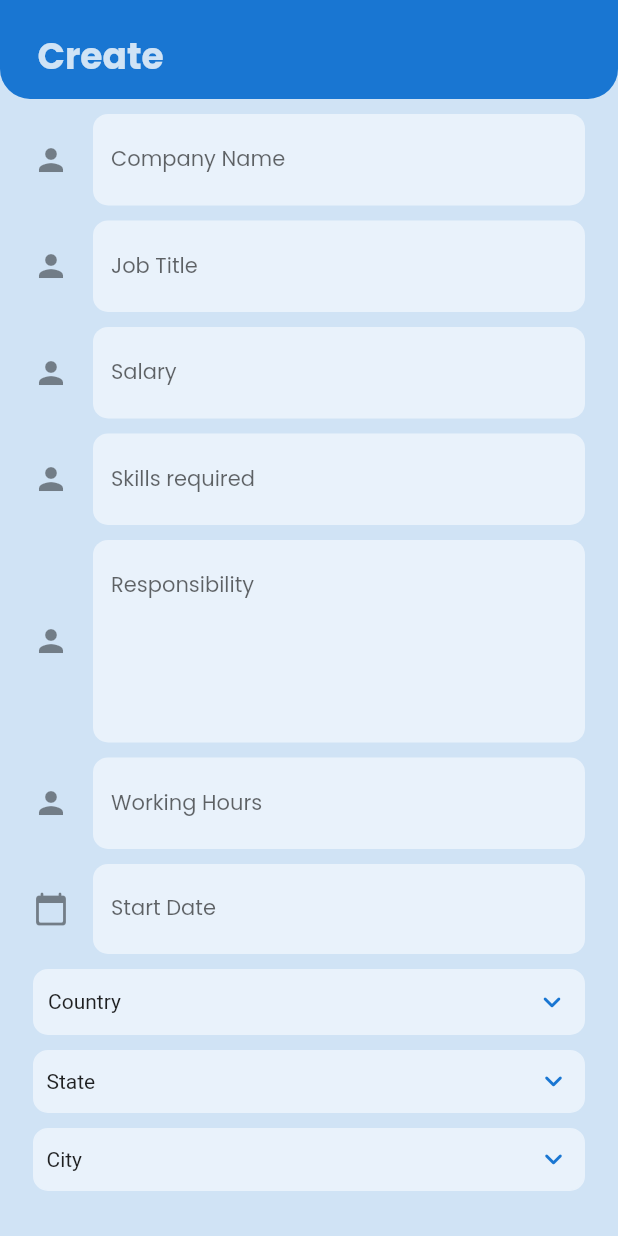
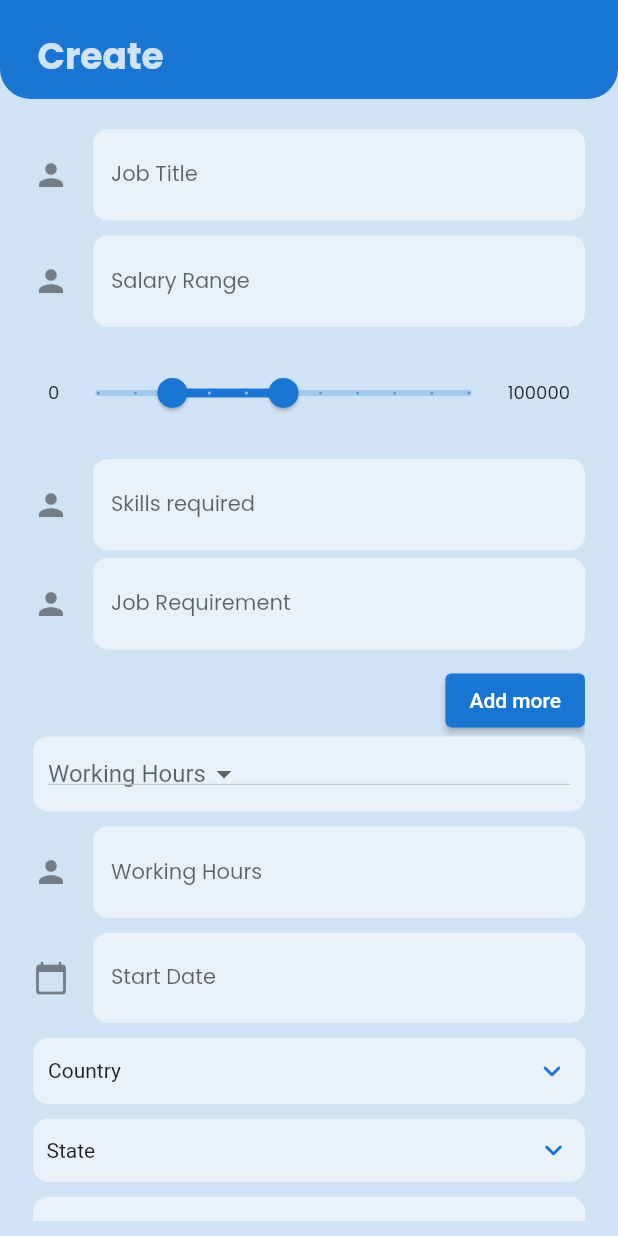
Before and after one commit to The-Blue-BIT-Hackathon/26_SPD, a Flutter app: the CreatePost screen opened directly, on a phone screen of 412 x 824 dp. Run offline on Flutter 3.47's test engine with Material 2 defaults, Android fonts, the phone set to English and light mode, and no system bars; drawn by our look-alikes of csc_picker; our stand-ins replace file_picker, firebase_auth, firebase_core, firebase_storage, flutter_feather_icons, google_fonts and 5 more; missing offline and left inert: pluto_menu_bar; accounts and stored records are empty; project files that could hold a hidden picture were left out.

Commit message:
create post done

```diff
--- a/lib/UI/Screens/Company/CreatePostScreen.dart
+++ b/lib/UI/Screens/Company/CreatePostScreen.dart
@@ -15,6 +15,12 @@ class CreatePost extends StatefulWidget {
 }
 
 class _CreatePostState extends State<CreatePost> {
+  RangeValues _currentRangeValues = const RangeValues(20000, 50000);
+
+  List<TextEditingController> _controllers = [];
+  int _counter = 1;
+  var _hours;
+
   final _cnamecontroller = TextEditingController();
   final _salarycontroller = TextEditingController();
   final _datecontroller = TextEditingController();
@@ -27,6 +33,27 @@ class _CreatePostState extends State<CreatePost> {
   final _workinghrsController = TextEditingController();
   final _responsibilityController = TextEditingController();
   final _skillsController = TextEditingController();
+
+  @override
+  void initState() {
+    super.initState();
+    _controllers.add(TextEditingController());
+  }
+
+  @override
+  void dispose() {
+    for (var controller in _controllers) {
+      controller.dispose();
+    }
+    super.dispose();
+  }
+
+  void _addTextField() {
+    setState(() {
+      _counter++;
+      _controllers.add(TextEditingController());
+    });
+  }
 
   @override
   Widget build(BuildContext context) {
@@ -45,22 +72,6 @@ class _CreatePostState extends State<CreatePost> {
           child: SingleChildScrollView(
             child: Column(
               children: [
-                TextField(
-                  controller: _cnamecontroller,
-                  keyboardType: TextInputType.name,
-                  decoration: InputDecoration(
-                    hintText: "Company Name",
-                    hintStyle: kTextPopR14,
-                    icon: Icon(Icons.person),
-                    filled: true,
-                    fillColor: kbgColor,
-                    border: OutlineInputBorder(
-                      borderRadius: BorderRadius.circular(10),
-                      borderSide: BorderSide.none,
-                    ),
-                  ),
-                  textInputAction: TextInputAction.next,
-                ),
                 const SizedBox(height: 10.0),
                 TextField(
                   controller: _titlecontroller,
@@ -81,9 +92,10 @@ class _CreatePostState extends State<CreatePost> {
                 const SizedBox(height: 10.0),
                 TextField(
                   controller: _salarycontroller,
-                  keyboardType: TextInputType.number,
+
+                  keyboardType: TextInputType.name,
                   decoration: InputDecoration(
-                    hintText: "Salary",
+                    hintText: "Salary Range",
                     hintStyle: kTextPopR14,
                     icon: Icon(Icons.person),
                     filled: true,
@@ -95,6 +107,55 @@ class _CreatePostState extends State<CreatePost> {
                   ),
                   textInputAction: TextInputAction.next,
                 ),
+                const SizedBox(height: 10.0),
+                Padding(
+                  padding: EdgeInsets.all(10.0),
+                  child: Center(
+                      child: Row(
+                          mainAxisAlignment: MainAxisAlignment.spaceEvenly,
+                          mainAxisSize: MainAxisSize.max,
+                          children: [
+                        Text('0', style: kTextPopR12),
+                        Expanded(
+                          child: RangeSlider(
+                            values: _currentRangeValues,
+                            min: 0,
+                            max: 100000,
+                            divisions: 10,
+                            labels: RangeLabels(
+                              _currentRangeValues.start.round().toString(),
+                              _currentRangeValues.end.round().toString(),
+                            ),
+                            onChanged: (RangeValues values) {
+                              setState(() {
+                                _currentRangeValues = values;
+                              });
+                            },
+                          ),
+                        ),
+                        Text(
+                          '100000',
+                          style: kTextPopR12,
+                        ),
+                      ])),
+                ),
+                SizedBox(width: 10),
+                // TextField(
+                //   controller: _salarycontroller,
+                //   keyboardType: TextInputType.number,
+                //   decoration: InputDecoration(
+                //     hintText: "Salary",
+                //     hintStyle: kTextPopR14,
+                //     icon: Icon(Icons.person),
+                //     filled: true,
+                //     fillColor: kbgColor,
+                //     border: OutlineInputBorder(
+                //       borderRadius: BorderRadius.circular(10),
+                //       borderSide: BorderSide.none,
+                //     ),
+                //   ),
+                //   textInputAction: TextInputAction.next,
+                // ),
                 const SizedBox(height: 10.0),
                 TextField(
                   controller: _skillsController,
@@ -112,13 +173,19 @@ class _CreatePostState extends State<CreatePost> {
                   ),
                   textInputAction: TextInputAction.next,
                 ),
-                const SizedBox(height: 10.0),
-                TextField(
-                  maxLines: 5,
+                SizedBox(
+                  width: 10,
+                ),
+                Column(
+                  children: [
+                    for (var i = 0; i < _counter; i++)
+                      Padding(
+                        padding: const EdgeInsets.symmetric(vertical: 5.0),
+                        child: TextField(
                           controller: _responsibilityController,
                           keyboardType: TextInputType.name,
                           decoration: InputDecoration(
-                    hintText: "Responsibility",
+                            hintText: "Job Requirement",
                             hintStyle: kTextPopR14,
                             icon: Icon(Icons.person),
                             filled: true,
@@ -129,6 +196,48 @@ class _CreatePostState extends State<CreatePost> {
                             ),
                           ),
                           textInputAction: TextInputAction.next,
+                        ),
+                      ),
+                    SizedBox(height: 5.0),
+                    Row(
+                      children: [
+                        Spacer(),
+                        ElevatedButton(
+                          onPressed: _addTextField,
+                          child: Text('Add more'),
+                        ),
+                      ],
+                    ),
+                  ],
+                ),
+                Container(
+                  padding: const EdgeInsets.all(10),
+                  width: double.infinity,
+                  height: 50.0,
+                  decoration: BoxDecoration(
+                    color: kbgColor,
+                    borderRadius: BorderRadius.circular(10.0),
+                  ),
+                  child: DropdownButton(
+                    hint: const Text('Working Hours'),
+                    value: _hours,
+                    items: ['2-3', '3-5', '5-7', '8-12'].map((size) {
+                      return DropdownMenuItem(
+                        value: size,
+                        child: Text(size),
+                        onTap: () {
+                          setState(() {
+                            _hours = size;
+                          });
+                        },
+                      );
+                    }).toList(),
+                    onChanged: (value) {
+                      setState(() {
+                        _workinghrsController.text = value.toString();
+                      });
+                    },
+                  ),
                 ),
                 const SizedBox(height: 10.0),
                 TextField(
@@ -207,6 +316,8 @@ class _CreatePostState extends State<CreatePost> {
                   onStateChanged: (state) {},
                   onCityChanged: (city) {},
                 ),
+                SizedBox(width: 10.0,),
+                ElevatedButton(onPressed: (){}, child: Text('Create Post')),
               ],
             ),
           ),
```
Also changed, not shown: pubspec.lock. Lines whose indentation alone changed are shown as unchanged.
